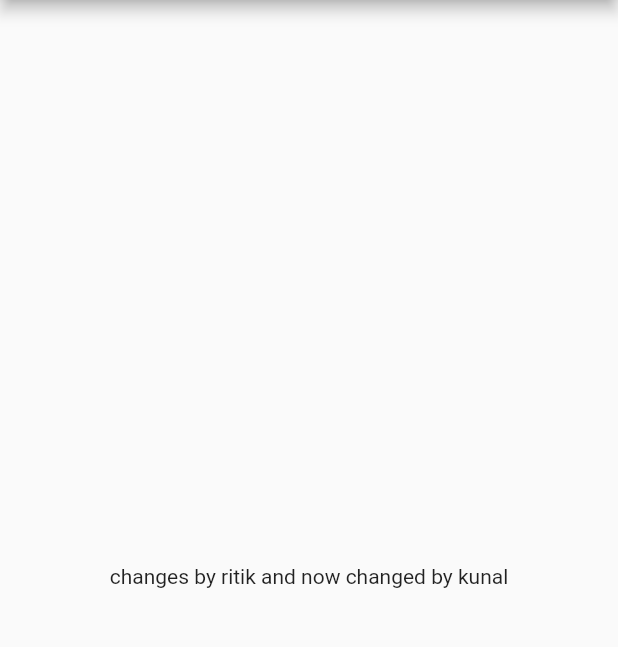
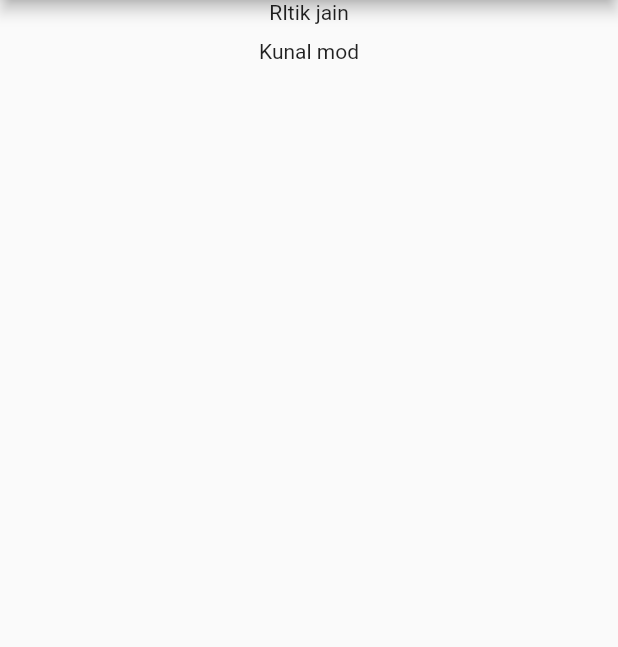
Before and after one commit to ritik7jain/hot_byte_user, a Flutter app: the screen it shows after launch, on a phone screen of 412 x 824 dp, the part 84-731 px from its top. Run offline on Flutter 3.47's test engine with Material 2 defaults, Android fonts, the phone set to English and light mode, and no system bars.

Commit message:
second commit

```diff
--- a/lib/main.dart
+++ b/lib/main.dart
@@ -20,7 +20,12 @@ class _MyAppState extends State<MyApp> {
 
         ),
         body: Center(
-          child: Text("changes by ritik and now changed by kunal"),
+          child: Column(children: <Widget>[
+            Text("RItik jain"),
+            SizedBox(height: 10,),
+            Text("Kunal mod"),
+
+          ],)
 
         ),
       ),
```
